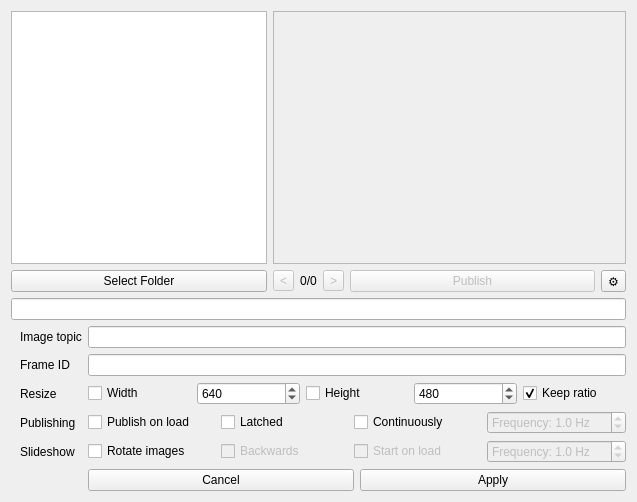
Qt form src/rqt_image_publisher/rqt_image_publisher.ui (Eruvae/rqt_image_publisher) before a commit.
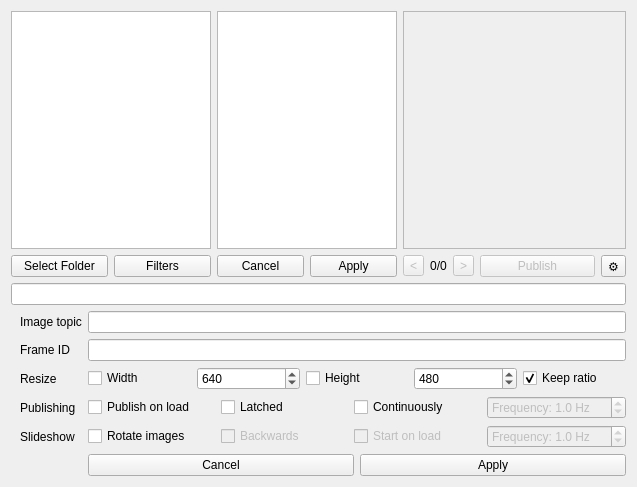
The same form after that commit.

Commit message: Added filter list

Diff of the .ui file:
```diff
--- a/src/rqt_image_publisher/rqt_image_publisher.ui
+++ b/src/rqt_image_publisher/rqt_image_publisher.ui
@@ -7,30 +7,147 @@
     <x>0</x>
     <y>0</y>
     <width>637</width>
-    <height>502</height>
+    <height>487</height>
    </rect>
   </property>
+  <property name="sizePolicy">
+   <sizepolicy hsizetype="Preferred" vsizetype="Preferred">
+    <horstretch>0</horstretch>
+    <verstretch>0</verstretch>
+   </sizepolicy>
+  </property>
   <property name="windowTitle">
    <string>Form</string>
   </property>
-  <layout class="QGridLayout" name="mainWindowGridLayout">
-   <item row="1" column="5">
-    <widget class="QPushButton" name="publishButton">
-     <property name="enabled">
-      <bool>false</bool>
+  <layout class="QGridLayout" name="gridLayout_2">
+   <item row="0" column="0" colspan="2">
+    <widget class="QTreeView" name="fileTreeView">
+     <property name="sizePolicy">
+      <sizepolicy hsizetype="Minimum" vsizetype="Expanding">
+       <horstretch>0</horstretch>
+       <verstretch>0</verstretch>
+      </sizepolicy>
      </property>
+     <property name="maximumSize">
+      <size>
+       <width>200</width>
+       <height>16777215</height>
+      </size>
+     </property>
+    </widget>
+   </item>
+   <item row="0" column="2" rowspan="2">
+    <widget class="QWidget" name="filterListWidget" native="true">
      <property name="sizePolicy">
-      <sizepolicy hsizetype="MinimumExpanding" vsizetype="Fixed">
+      <sizepolicy hsizetype="Minimum" vsizetype="Preferred">
        <horstretch>0</horstretch>
        <verstretch>0</verstretch>
       </sizepolicy>
      </property>
+     <property name="maximumSize">
+      <size>
+       <width>180</width>
+       <height>16777215</height>
+      </size>
+     </property>
+     <layout class="QGridLayout" name="gridLayout">
+      <property name="sizeConstraint">
+       <enum>QLayout::SetDefaultConstraint</enum>
+      </property>
+      <property name="leftMargin">
+       <number>0</number>
+      </property>
+      <property name="topMargin">
+       <number>0</number>
+      </property>
+      <property name="rightMargin">
+       <number>0</number>
+      </property>
+      <property name="bottomMargin">
+       <number>0</number>
+      </property>
+      <item row="1" column="1">
+       <widget class="QPushButton" name="filterListApplyButton">
+        <property name="text">
+         <string>Apply</string>
+        </property>
+       </widget>
+      </item>
+      <item row="1" column="0">
+       <widget class="QPushButton" name="filterListCancelButton">
+        <property name="text">
+         <string>Cancel</string>
+        </property>
+       </widget>
+      </item>
+      <item row="0" column="0" colspan="2">
+       <widget class="QPlainTextEdit" name="filterListTextEdit">
+        <property name="sizePolicy">
+         <sizepolicy hsizetype="Minimum" vsizetype="Expanding">
+          <horstretch>0</horstretch>
+          <verstretch>0</verstretch>
+         </sizepolicy>
+        </property>
+        <property name="maximumSize">
+         <size>
+          <width>180</width>
+          <height>16777215</height>
+         </size>
+        </property>
+        <property name="layoutDirection">
+         <enum>Qt::LeftToRight</enum>
+        </property>
+        <property name="frameShape">
+         <enum>QFrame::StyledPanel</enum>
+        </property>
+        <property name="plainText">
+         <string/>
+        </property>
+       </widget>
+      </item>
+     </layout>
+    </widget>
+   </item>
+   <item row="0" column="3" colspan="5">
+    <widget class="QLabel" name="imageView">
+     <property name="sizePolicy">
+      <sizepolicy hsizetype="Ignored" vsizetype="Ignored">
+       <horstretch>0</horstretch>
+       <verstretch>0</verstretch>
+      </sizepolicy>
+     </property>
+     <property name="frameShape">
+      <enum>QFrame::StyledPanel</enum>
+     </property>
      <property name="text">
-      <string>Publish</string>
+      <string/>
      </property>
+     <property name="alignment">
+      <set>Qt::AlignCenter</set>
+     </property>
     </widget>
    </item>
-   <item row="1" column="2">
+   <item row="1" column="0">
+    <widget class="QPushButton" name="selectFolderButton">
+     <property name="sizePolicy">
+      <sizepolicy hsizetype="Minimum" vsizetype="Fixed">
+       <horstretch>0</horstretch>
+       <verstretch>0</verstretch>
+      </sizepolicy>
+     </property>
+     <property name="text">
+      <string>Select Folder</string>
+     </property>
+    </widget>
+   </item>
+   <item row="1" column="1">
+    <widget class="QPushButton" name="filterListButton">
+     <property name="text">
+      <string>Filters</string>
+     </property>
+    </widget>
+   </item>
+   <item row="1" column="3">
     <widget class="QToolButton" name="previousImageButton">
      <property name="enabled">
       <bool>false</bool>
@@ -47,22 +164,6 @@
     </widget>
    </item>
    <item row="1" column="4">
-    <widget class="QToolButton" name="nextImageButton">
-     <property name="enabled">
-      <bool>false</bool>
-     </property>
-     <property name="sizePolicy">
-      <sizepolicy hsizetype="Fixed" vsizetype="Fixed">
-       <horstretch>0</horstretch>
-       <verstretch>0</verstretch>
-      </sizepolicy>
-     </property>
-     <property name="text">
-      <string>&gt;</string>
-     </property>
-    </widget>
-   </item>
-   <item row="1" column="3">
     <widget class="QLabel" name="curImageLabel">
      <property name="sizePolicy">
       <sizepolicy hsizetype="Minimum" vsizetype="Fixed">
@@ -78,50 +179,53 @@
      </property>
     </widget>
    </item>
+   <item row="1" column="5">
+    <widget class="QToolButton" name="nextImageButton">
+     <property name="enabled">
+      <bool>false</bool>
+     </property>
+     <property name="sizePolicy">
+      <sizepolicy hsizetype="Fixed" vsizetype="Fixed">
+       <horstretch>0</horstretch>
+       <verstretch>0</verstretch>
+      </sizepolicy>
+     </property>
+     <property name="text">
+      <string>&gt;</string>
+     </property>
+    </widget>
+   </item>
    <item row="1" column="6">
+    <widget class="QPushButton" name="publishButton">
+     <property name="enabled">
+      <bool>false</bool>
+     </property>
+     <property name="sizePolicy">
+      <sizepolicy hsizetype="MinimumExpanding" vsizetype="Fixed">
+       <horstretch>0</horstretch>
+       <verstretch>0</verstretch>
+      </sizepolicy>
+     </property>
+     <property name="text">
+      <string>Publish</string>
+     </property>
+    </widget>
+   </item>
+   <item row="1" column="7">
     <widget class="QToolButton" name="openSettingsButton">
      <property name="text">
       <string>⚙</string>
      </property>
     </widget>
    </item>
-   <item row="2" column="0" colspan="7">
+   <item row="2" column="0" colspan="8">
     <widget class="QLineEdit" name="statusLineEdit">
      <property name="readOnly">
       <bool>true</bool>
      </property>
     </widget>
    </item>
-   <item row="0" column="2" colspan="5">
-    <widget class="QLabel" name="imageView">
-     <property name="sizePolicy">
-      <sizepolicy hsizetype="Ignored" vsizetype="Ignored">
-       <horstretch>0</horstretch>
-       <verstretch>0</verstretch>
-      </sizepolicy>
-     </property>
-     <property name="frameShape">
-      <enum>QFrame::StyledPanel</enum>
-     </property>
-     <property name="text">
-      <string/>
-     </property>
-     <property name="alignment">
-      <set>Qt::AlignCenter</set>
-     </property>
-    </widget>
-   </item>
-   <item row="0" column="0" colspan="2">
-    <widget class="QTreeView" name="fileTreeView">
-     <property name="sizePolicy">
-      <sizepolicy hsizetype="Maximum" vsizetype="Expanding">
-       <horstretch>0</horstretch>
-       <verstretch>0</verstretch>
-      </sizepolicy>
-     </property>
-    </widget>
-   </item>
-   <item row="3" column="0" colspan="7">
+   <item row="3" column="0" colspan="8">
     <widget class="QWidget" name="settingsWidget" native="true">
      <property name="sizePolicy">
       <sizepolicy hsizetype="Expanding" vsizetype="Fixed">
@@ -145,21 +249,10 @@
       <property name="bottomMargin">
        <number>0</number>
       </property>
-      <item row="1" column="0">
-       <widget class="QLabel" name="frameIdLabel">
-        <property name="text">
-         <string>Frame ID</string>
-        </property>
-       </widget>
+      <item row="1" column="2">
+       <widget class="QLineEdit" name="frameIdTextEdit"/>
       </item>
-      <item row="4" column="0">
-       <widget class="QLabel" name="slideshowLabel">
-        <property name="text">
-         <string>Slideshow</string>
-        </property>
-       </widget>
-      </item>
-      <item row="5" column="1">
+      <item row="5" column="2">
        <layout class="QHBoxLayout" name="applyButtonsLayout">
         <item>
          <widget class="QPushButton" name="settingsCancelButton">
@@ -177,20 +270,7 @@
         </item>
        </layout>
       </item>
-      <item row="1" column="1">
-       <widget class="QLineEdit" name="frameIdTextEdit"/>
-      </item>
-      <item row="0" column="1">
-       <widget class="QLineEdit" name="imageTopicTextEdit"/>
-      </item>
-      <item row="0" column="0">
-       <widget class="QLabel" name="imageTopicLabel">
-        <property name="text">
-         <string>Image topic</string>
-        </property>
-       </widget>
-      </item>
-      <item row="3" column="1">
+      <item row="3" column="2">
        <layout class="QHBoxLayout" name="settingsPublishingLayout">
         <item>
          <widget class="QCheckBox" name="publishOnLoadCheckBox">
@@ -237,67 +317,14 @@
         </item>
        </layout>
       </item>
-      <item row="3" column="0">
-       <widget class="QLabel" name="publishingLabel">
+      <item row="1" column="1">
+       <widget class="QLabel" name="frameIdLabel">
         <property name="text">
-         <string>Publishing</string>
+         <string>Frame ID</string>
         </property>
        </widget>
       </item>
-      <item row="4" column="1">
-       <layout class="QHBoxLayout" name="settingsSlideshowLayout">
-        <item>
-         <widget class="QCheckBox" name="rotateImagesCheckBox">
-          <property name="text">
-           <string>Rotate images</string>
-          </property>
-         </widget>
-        </item>
-        <item>
-         <widget class="QCheckBox" name="rotateBackwardsCheckBox">
-          <property name="enabled">
-           <bool>false</bool>
-          </property>
-          <property name="text">
-           <string>Backwards</string>
-          </property>
-         </widget>
-        </item>
-        <item>
-         <widget class="QCheckBox" name="startSlideshowOnLoadCheckBox">
-          <property name="enabled">
-           <bool>false</bool>
-          </property>
-          <property name="text">
-           <string>Start on load</string>
-          </property>
-         </widget>
-        </item>
-        <item>
-         <widget class="QDoubleSpinBox" name="rotationFrequencySpinBox">
-          <property name="enabled">
-           <bool>false</bool>
-          </property>
-          <property name="prefix">
-           <string>Frequency: </string>
-          </property>
-          <property name="suffix">
-           <string> Hz</string>
-          </property>
-          <property name="decimals">
-           <number>1</number>
-          </property>
-          <property name="maximum">
-           <double>100.000000000000000</double>
-          </property>
-          <property name="value">
-           <double>1.000000000000000</double>
-          </property>
-         </widget>
-        </item>
-       </layout>
-      </item>
-      <item row="2" column="1">
+      <item row="2" column="2">
        <layout class="QHBoxLayout" name="settingsResizeLayout">
         <item>
          <widget class="QCheckBox" name="scaleWidthCheckBox">
@@ -351,29 +378,93 @@
         </item>
        </layout>
       </item>
-      <item row="2" column="0">
+      <item row="0" column="1">
+       <widget class="QLabel" name="imageTopicLabel">
+        <property name="text">
+         <string>Image topic</string>
+        </property>
+       </widget>
+      </item>
+      <item row="4" column="2">
+       <layout class="QHBoxLayout" name="settingsSlideshowLayout">
+        <item>
+         <widget class="QCheckBox" name="rotateImagesCheckBox">
+          <property name="text">
+           <string>Rotate images</string>
+          </property>
+         </widget>
+        </item>
+        <item>
+         <widget class="QCheckBox" name="rotateBackwardsCheckBox">
+          <property name="enabled">
+           <bool>false</bool>
+          </property>
+          <property name="text">
+           <string>Backwards</string>
+          </property>
+         </widget>
+        </item>
+        <item>
+         <widget class="QCheckBox" name="startSlideshowOnLoadCheckBox">
+          <property name="enabled">
+           <bool>false</bool>
+          </property>
+          <property name="text">
+           <string>Start on load</string>
+          </property>
+         </widget>
+        </item>
+        <item>
+         <widget class="QDoubleSpinBox" name="rotationFrequencySpinBox">
+          <property name="enabled">
+           <bool>false</bool>
+          </property>
+          <property name="prefix">
+           <string>Frequency: </string>
+          </property>
+          <property name="suffix">
+           <string> Hz</string>
+          </property>
+          <property name="decimals">
+           <number>1</number>
+          </property>
+          <property name="maximum">
+           <double>100.000000000000000</double>
+          </property>
+          <property name="value">
+           <double>1.000000000000000</double>
+          </property>
+         </widget>
+        </item>
+       </layout>
+      </item>
+      <item row="4" column="1">
+       <widget class="QLabel" name="slideshowLabel">
+        <property name="text">
+         <string>Slideshow</string>
+        </property>
+       </widget>
+      </item>
+      <item row="2" column="1">
        <widget class="QLabel" name="label">
         <property name="text">
          <string>Resize</string>
         </property>
        </widget>
       </item>
+      <item row="0" column="2">
+       <widget class="QLineEdit" name="imageTopicTextEdit"/>
+      </item>
+      <item row="3" column="1">
+       <widget class="QLabel" name="publishingLabel">
+        <property name="text">
+         <string>Publishing</string>
+        </property>
+       </widget>
+      </item>
      </layout>
     </widget>
    </item>
-   <item row="1" column="0" colspan="2">
-    <widget class="QPushButton" name="selectFolderButton">
-     <property name="sizePolicy">
-      <sizepolicy hsizetype="Minimum" vsizetype="Fixed">
-       <horstretch>0</horstretch>
-       <verstretch>0</verstretch>
-      </sizepolicy>
-     </property>
-     <property name="text">
-      <string>Select Folder</string>
-     </property>
-    </widget>
-   </item>
   </layout>
  </widget>
  <resources/>
```
The commit also changes 2 other files.
